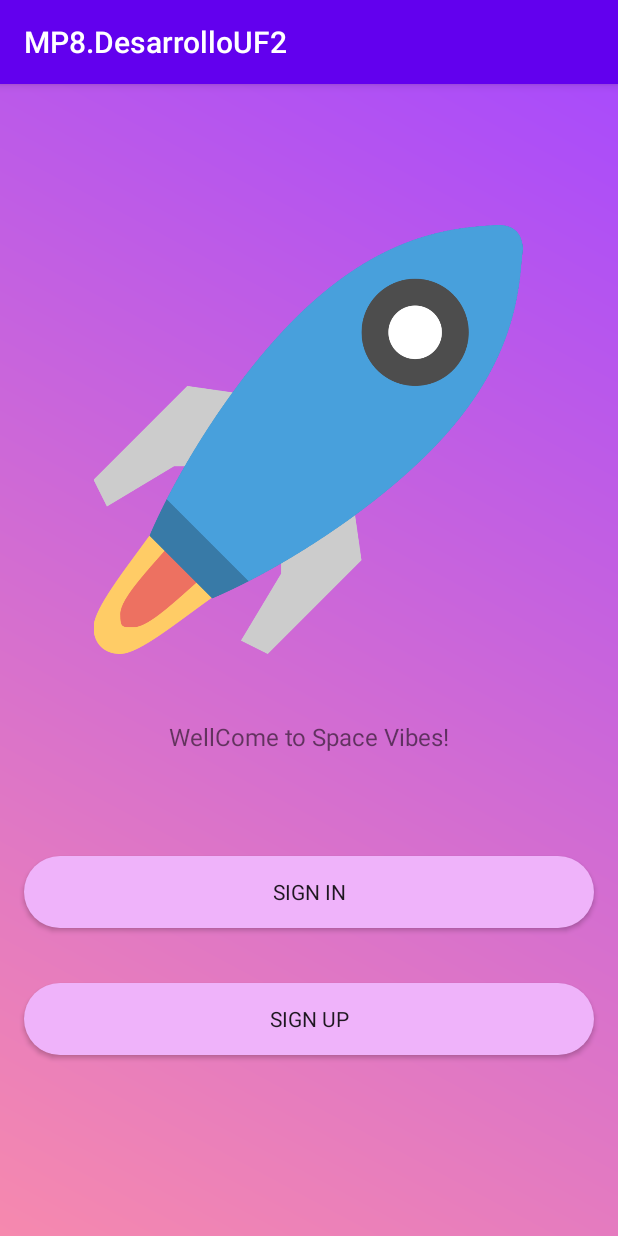
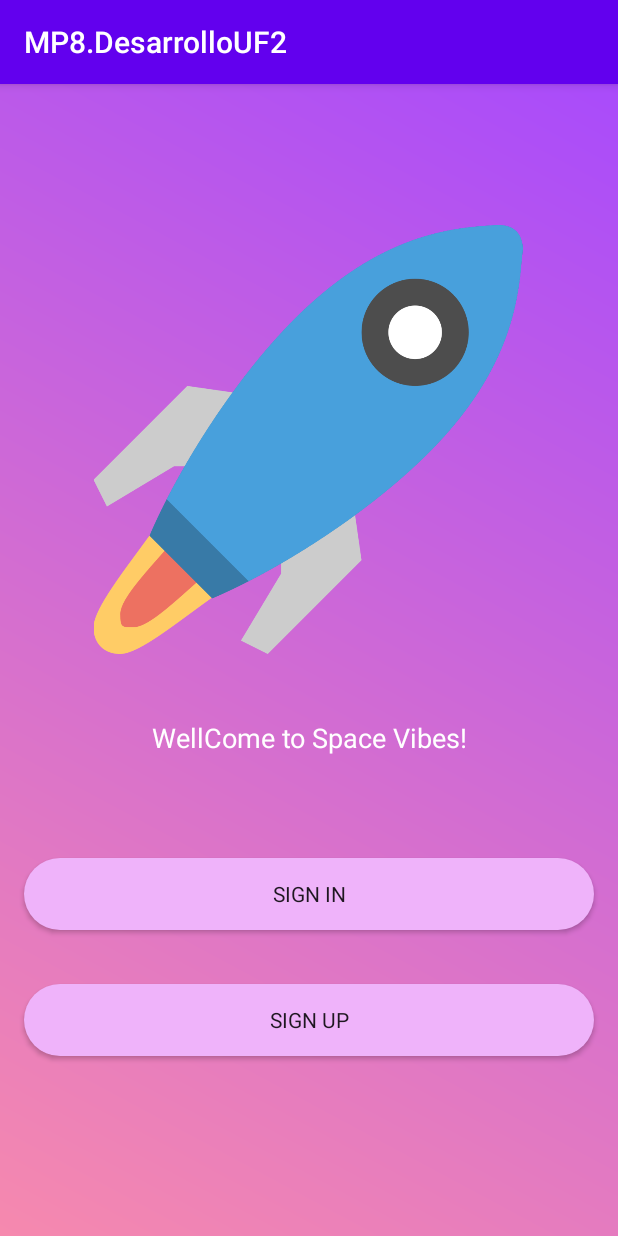
Before and after one commit to cosmopod/MP8DesarrolloUF2, an Android app: the screen it shows after launch (MainActivity), on a phone screen of 412 x 824 dp. Run offline under Robolectric (Android 15) with nearby library versions, the light colour scheme and no system bars; Roboto replaces fonts that are not available here.

Commit message:
updated text greeting color

```diff
--- a/app/src/main/res/layout-land/activity_main.xml
+++ b/app/src/main/res/layout-land/activity_main.xml
@@ -14,7 +14,8 @@
         android:fontFamily="@font/atomic_age"
         android:text="@string/greeting"
         android:textAlignment="center"
-        android:textSize="16sp"
+        android:textColor="@android:color/background_light"
+        android:textSize="18sp"
         app:layout_constraintBottom_toBottomOf="parent"
         app:layout_constraintLeft_toLeftOf="parent"
         app:layout_constraintRight_toRightOf="parent"
--- a/app/src/main/res/layout/activity_main.xml
+++ b/app/src/main/res/layout/activity_main.xml
@@ -14,7 +14,8 @@
         android:fontFamily="@font/atomic_age"
         android:text="@string/greeting"
         android:textAlignment="center"
-        android:textSize="16sp"
+        android:textColor="@android:color/background_light"
+        android:textSize="18sp"
         app:layout_constraintBottom_toBottomOf="parent"
         app:layout_constraintHorizontal_bias="0.0"
         app:layout_constraintLeft_toLeftOf="parent"
```
